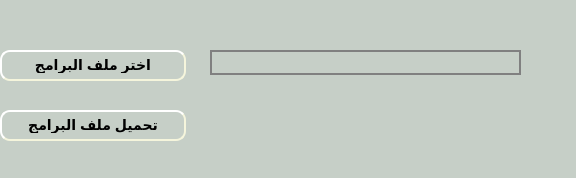
shymaa123456/HyperPOS2020, file presentation/loyalty_ui/uploadLoyalityProg.ui: the form before one commit.
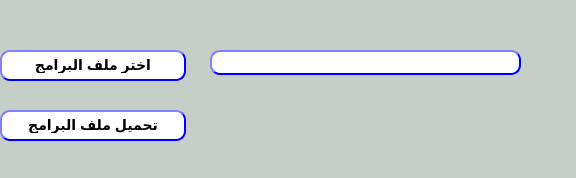
The form after the commit.

```diff
--- a/presentation/loyalty_ui/uploadLoyalityProg.ui
+++ b/presentation/loyalty_ui/uploadLoyalityProg.ui
@@ -28,15 +28,30 @@
     </rect>
    </property>
    <property name="styleSheet">
-    <string notr="true">
-                    border-style: outset;
-                    border-width: 2px;
-                    border-radius: 10px;
-                    border-color: beige;
-                    font: bold 14px;
-                    min-width: 10em;
-                    padding: 6px;
-                </string>
+    <string notr="true">QPushButton{
+                                        background-color: white;
+                                        border-style: outset;
+                                        border-width: 2px;
+                                        border-radius: 10px;
+                                        border-color: blue;
+                                        font: bold 14px;
+                                        min-width:6em;
+ padding: 6px;
+                                       }
+                                        QPushButton:hover {
+                                        background: qradialgradient(
+                                        cx: 0.3, cy: -0.4, fx: 0.3, fy: -0.4,
+                                        radius: 1.35, stop: 0 #fff, stop: 1 #bbb
+                                        );
+                                        }
+                                        QPushButton:pressed {
+                                        border-style: inset;
+                                        background: qradialgradient(
+                                        cx: 0.4, cy: -0.1, fx: 0.4, fy: -0.1,
+                                        radius: 1.35, stop: 0 #fff, stop: 1 #ddd
+                                        );
+                                        }
+                                    </string>
    </property>
    <property name="text">
     <string>تحميل ملف البرامج</string>
@@ -52,15 +67,30 @@
     </rect>
    </property>
    <property name="styleSheet">
-    <string notr="true">
-                    border-style: outset;
-                    border-width: 2px;
-                    border-radius: 10px;
-                    border-color: beige;
-                    font: bold 14px;
-                    min-width: 10em;
-                    padding: 6px;
-                </string>
+    <string notr="true">QPushButton{
+                                        background-color: white;
+                                        border-style: outset;
+                                        border-width: 2px;
+                                        border-radius: 10px;
+                                        border-color: blue;
+                                        font: bold 14px;
+                                        min-width:6em;
+ padding: 6px;
+                                       }
+                                        QPushButton:hover {
+                                        background: qradialgradient(
+                                        cx: 0.3, cy: -0.4, fx: 0.3, fy: -0.4,
+                                        radius: 1.35, stop: 0 #fff, stop: 1 #bbb
+                                        );
+                                        }
+                                        QPushButton:pressed {
+                                        border-style: inset;
+                                        background: qradialgradient(
+                                        cx: 0.4, cy: -0.1, fx: 0.4, fy: -0.1,
+                                        radius: 1.35, stop: 0 #fff, stop: 1 #ddd
+                                        );
+                                        }
+                                    </string>
    </property>
    <property name="text">
     <string>اختر ملف البرامج</string>
@@ -79,12 +109,28 @@
     </rect>
    </property>
    <property name="styleSheet">
-    <string notr="true">border: 2px solid gray;
-
-                    padding: 0 8px;
-
-                    selection-background-color: darkgray;
-                </string>
+    <string notr="true">QLineEdit{
+                                        background-color: white;
+                                        border-style: outset;
+                                        border-width: 2px;
+                                        border-radius: 10px;
+                                        border-color: blue;
+                                        min-width: 6em;
+                                        }
+                                        QLineEdit:hover {
+                                        background: qradialgradient(
+                                        cx: 0.3, cy: -0.4, fx: 0.3, fy: -0.4,
+                                        radius: 1.35, stop: 0 #fff, stop: 1 #bbb
+                                        );
+                                        }
+                                       QLineEdit:pressed {
+                                        border-style: inset;
+                                        background: qradialgradient(
+                                        cx: 0.4, cy: -0.1, fx: 0.4, fy: -0.1,
+                                        radius: 1.35, stop: 0 #fff, stop: 1 #ddd
+                                        );
+                                        }
+                                    </string>
    </property>
   </widget>
  </widget>
```
